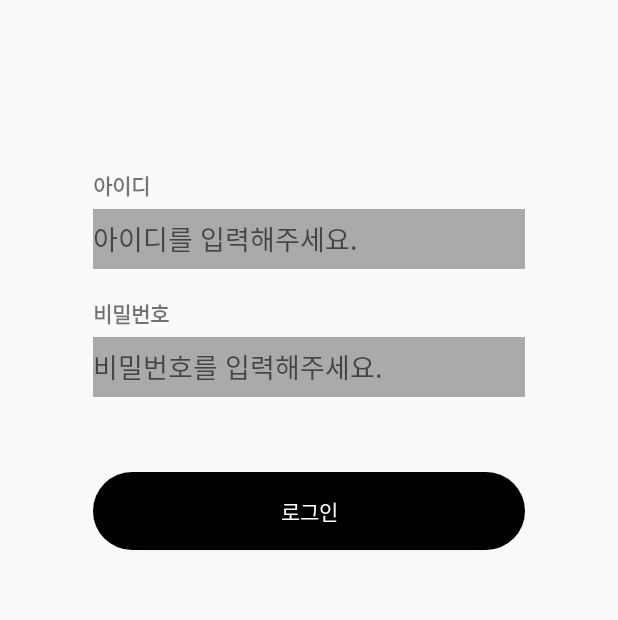
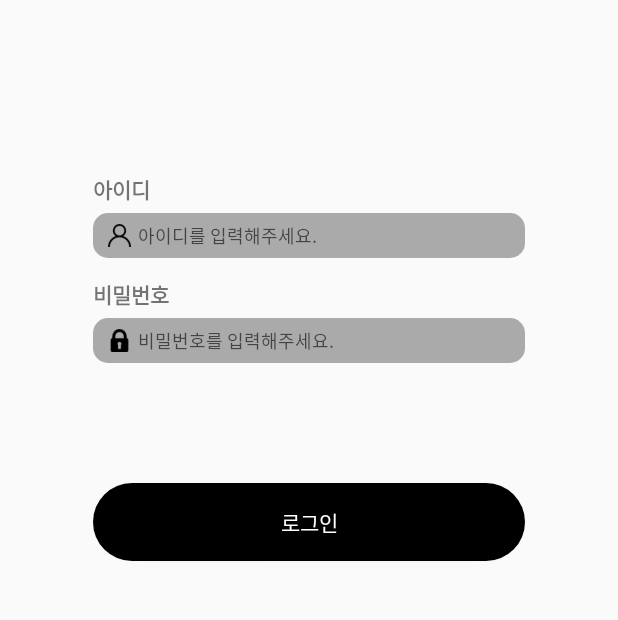
Before and after one commit to soheejang15/Android-Practice, an Android app: the screen it shows after launch (LoginActivity), after a tap on "로그인", on a phone screen of 412 x 824 dp, the part 360-980 px from its top. Run offline under Robolectric (Android 15) with nearby library versions, the phone set to English and light mode, and no system bars.

Commit message:
Round corners and add icons

```diff
--- a/ViewPagerPractice/app/src/main/java/com/example/dsm2018/viewpagerpractice/LoginActivity.java
+++ b/ViewPagerPractice/app/src/main/java/com/example/dsm2018/viewpagerpractice/LoginActivity.java
@@ -27,7 +27,7 @@ public class LoginActivity extends AppCompatActivity {
         loginLoginButton.setOnClickListener(new View.OnClickListener() {
             @Override
             public void onClick(View v) {
-                if ( loginIdEdit.getText().toString().length() == 0 || loginPwEdit.getText().toString().length() == 0) {
+                if ( loginIdEdit.getText().toString().isEmpty() || loginPwEdit.getText().toString().isEmpty()) {
                     Toast.makeText(LoginActivity.this,"아이디 또는 비밀번호를 입력해주세요.",Toast.LENGTH_SHORT).show();
 
 
--- a/ViewPagerPractice/app/src/main/java/com/example/dsm2018/viewpagerpractice/MainActivity.java
+++ b/ViewPagerPractice/app/src/main/java/com/example/dsm2018/viewpagerpractice/MainActivity.java
@@ -1,7 +1,9 @@
 package com.example.dsm2018.viewpagerpractice;
 
+import android.graphics.Color;
 import android.support.v7.app.AppCompatActivity;
 import android.os.Bundle;
+import android.support.v7.widget.Toolbar;
 
 public class MainActivity extends AppCompatActivity {
 
@@ -9,5 +11,12 @@ public class MainActivity extends AppCompatActivity {
     protected void onCreate(Bundle savedInstanceState) {
         super.onCreate(savedInstanceState);
         setContentView(R.layout.activity_main);
+        Toolbar toolbar = (Toolbar) findViewById(R.id.Toorbar); //툴바설정
+        toolbar.setTitleTextColor(Color.parseColor("#ffffff"));
+        setSupportActionBar(toolbar);
+
     }
+
+
+
 }
--- /dev/null
+++ b/ViewPagerPractice/app/src/main/res/drawable/radius_edittext.xml
@@ -0,0 +1,10 @@
+<?xml version="1.0" encoding="utf-8"?>
+<shape xmlns:android="http://schemas.android.com/apk/res/android"
+    android:shape="rectangle" android:padding="10dp">
+    <solid android:color="#aaaaaa"/>
+    <corners
+        android:bottomRightRadius="10dp"
+        android:bottomLeftRadius="10dp"
+        android:topLeftRadius="10dp"
+        android:topRightRadius="10dp"/>
+</shape>
--- a/ViewPagerPractice/app/src/main/res/layout/activity_login.xml
+++ b/ViewPagerPractice/app/src/main/res/layout/activity_login.xml
@@ -34,19 +34,32 @@
     <EditText
         android:id="@+id/edit_login_id"
         android:layout_width="0dp"
-        android:layout_height="40dp"
+        android:layout_height="30dp"
         android:layout_marginBottom="8dp"
         android:layout_marginEnd="8dp"
         android:layout_marginStart="8dp"
-        android:background="@android:color/darker_gray"
+        android:background="@drawable/radius_edittext"
         android:hint="아이디를 입력해주세요."
+        android:paddingLeft="30dp"
+        android:textSize="12dp"
         android:inputType="text"
         app:layout_constraintBottom_toBottomOf="parent"
         app:layout_constraintEnd_toEndOf="parent"
         app:layout_constraintStart_toStartOf="parent"
         app:layout_constraintTop_toBottomOf="@id/image_login_icon"
         app:layout_constraintVertical_bias="0.26"
-        app:layout_constraintWidth_percent="0.7"/>
+        app:layout_constraintWidth_percent="0.7"
+        />
+
+    <ImageView
+        android:layout_width="15dp"
+        android:layout_height="15dp"
+        android:src="@drawable/user"
+        app:layout_constraintLeft_toLeftOf="@id/edit_login_id"
+        app:layout_constraintTop_toTopOf="@id/edit_login_id"
+        android:layout_marginLeft="10dp"
+        android:layout_marginTop="7.5dp"
+        />
 
     <TextView
         android:layout_width="wrap_content"
@@ -61,19 +74,28 @@
     <EditText
         android:id="@+id/edit_login_pw"
         android:layout_width="0dp"
-        android:layout_height="40dp"
-        android:layout_marginBottom="8dp"
+        android:layout_height="30dp"
         android:layout_marginEnd="8dp"
         android:layout_marginStart="8dp"
-        android:background="@android:color/darker_gray"
+        android:layout_marginTop="40dp"
+        android:background="@drawable/radius_edittext"
         android:hint="비밀번호를 입력해주세요."
+        android:textSize="12dp"
         android:inputType="text"
         app:layout_constraintEnd_toEndOf="parent"
         app:layout_constraintStart_toStartOf="parent"
         app:layout_constraintTop_toBottomOf="@id/edit_login_id"
-        app:layout_constraintVertical_bias="0.26"
         app:layout_constraintWidth_percent="0.7"
-        android:layout_marginTop="45dp"/>
+        android:paddingLeft="30dp"
+        />
+    <ImageView
+        android:layout_width="15dp"
+        android:layout_height="15dp"
+        app:layout_constraintTop_toTopOf="@id/edit_login_pw"
+        app:layout_constraintLeft_toLeftOf="@id/edit_login_pw"
+        android:layout_marginTop="7.5dp"
+        android:layout_marginLeft="10dp"
+        android:background="@drawable/lock"/>
 
     <Button
         android:id="@+id/button_login_login"
@@ -83,7 +105,7 @@
         app:layout_constraintStart_toStartOf="parent"
         app:layout_constraintEnd_toEndOf="parent"
         app:layout_constraintTop_toBottomOf="@id/edit_login_pw"
-        android:layout_marginTop="50dp"
+        android:layout_marginTop="80dp"
         android:text="로그인"
         android:textColor="#ffffff"
         android:background="@drawable/button"/>
--- a/ViewPagerPractice/app/src/main/res/layout/activity_main.xml
+++ b/ViewPagerPractice/app/src/main/res/layout/activity_main.xml
@@ -6,6 +6,24 @@
     android:layout_height="match_parent"
     tools:context="com.example.dsm2018.viewpagerpractice.MainActivity">
 
+    <android.support.v7.widget.Toolbar
+        android:id="@+id/Toorbar"
+        android:layout_width="match_parent"
+        android:layout_height="?attr/actionBarSize"
+        android:background="@color/colorPrimary"
+        android:layout_alignParentTop="true"
+        android:layout_centerHorizontal="true">
+        <TextView
+            android:layout_gravity="center"
+            android:layout_width="wrap_content"
+            android:layout_height="wrap_content"
+            android:layout_marginEnd="8dp"
+            android:layout_marginStart="8dp"
+            android:text="GRAM"
+            android:textColor="@android:color/white" />
+    </android.support.v7.widget.Toolbar>
+
+
 
 
 </android.support.constraint.ConstraintLayout>
--- a/ViewPagerPractice/app/src/main/res/values/colors.xml
+++ b/ViewPagerPractice/app/src/main/res/values/colors.xml
@@ -1,6 +1,6 @@
 <?xml version="1.0" encoding="utf-8"?>
 <resources>
-    <color name="colorPrimary">#3F51B5</color>
+    <color name="colorPrimary">#000000</color>
     <color name="colorPrimaryDark">#303F9F</color>
     <color name="colorAccent">#FF4081</color>
 </resources>
```
Also changed, not shown: ViewPagerPractice/app/src/main/res/drawable/lock.png (added), ViewPagerPractice/app/src/main/res/drawable/user.png (added).
